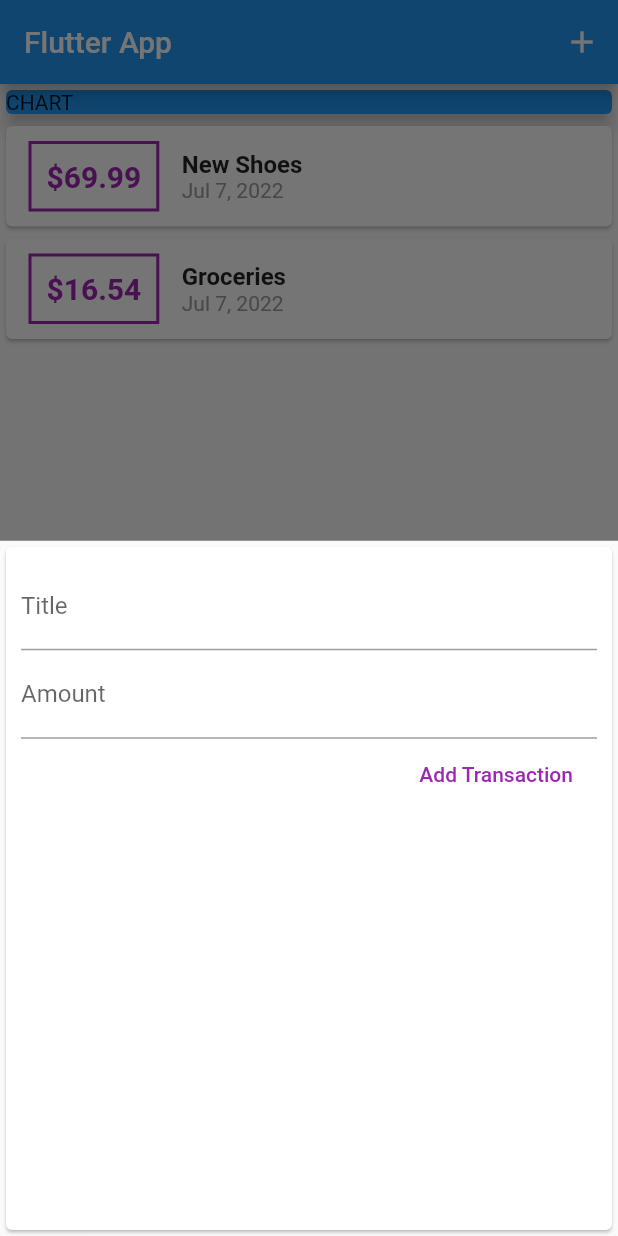
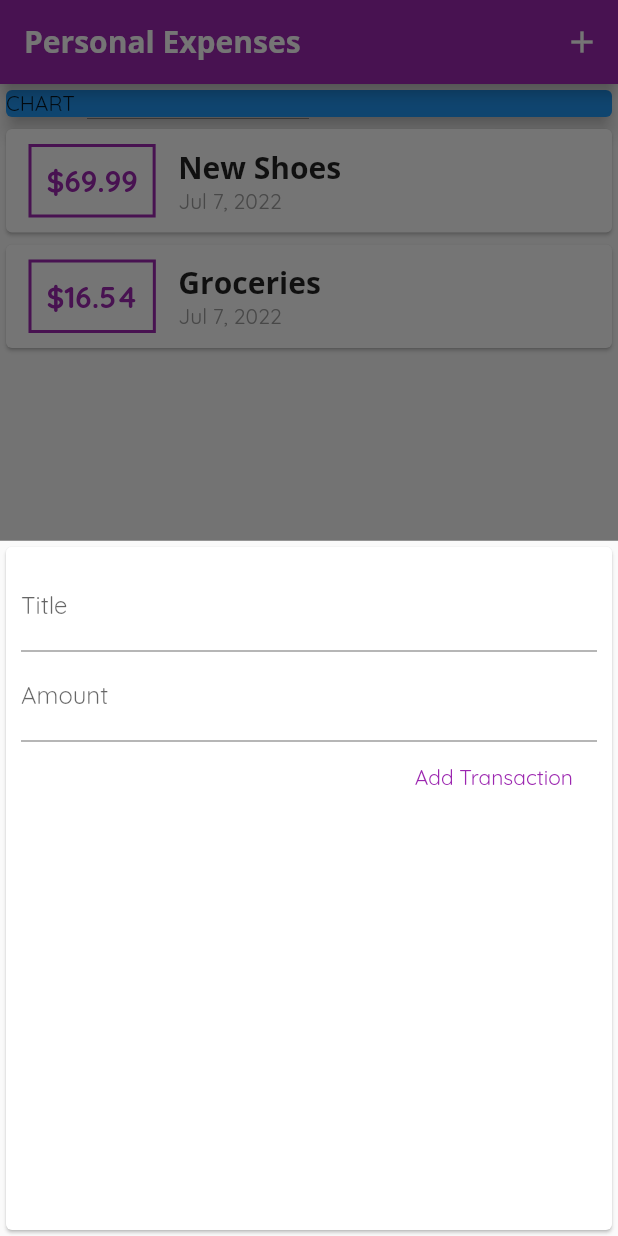
Before and after one commit to ReshmiCode/Learning-Flutter, a Flutter app: the screen it shows after launch, after a tap on the "add" icon, on a phone screen of 412 x 824 dp. Run offline on Flutter 3.47's test engine with Material 2 defaults, Android fonts, the phone set to English and light mode, and no system bars.

Commit message:
add custom fonts and theming

```diff
--- a/expense_app/lib/main.dart
+++ b/expense_app/lib/main.dart
@@ -12,9 +12,24 @@ class MyApp extends StatelessWidget {
   @override
   Widget build(BuildContext context) {
     return MaterialApp(
-      title: 'Flutter App',
-      home: MyHomePage(),
-    );
+        title: 'Personal Expenses',
+        home: MyHomePage(),
+        theme: ThemeData(
+            primarySwatch: Colors.purple,
+            fontFamily: 'Quicksand',
+            textTheme: const TextTheme(
+              headline6: TextStyle(
+                fontFamily: 'OpenSans',
+                fontSize: 18,
+                fontWeight: FontWeight.bold,
+              ),
+            ),
+            accentColor: Colors.amber,
+            appBarTheme: AppBarTheme(
+                titleTextStyle: TextStyle(
+                    fontFamily: 'OpenSans',
+                    fontSize: 20,
+                    fontWeight: FontWeight.bold))));
   }
 }
 
@@ -50,7 +65,7 @@ class _MyHomePageState extends State<MyHomePage> {
   Widget build(BuildContext context) {
     return Scaffold(
       appBar: AppBar(
-        title: Text('Flutter App'),
+        title: Text('Personal Expenses'),
         actions: [
           IconButton(
               onPressed: () => _startAddNewTransaction(context),
--- a/expense_app/lib/widgets/new_transaction.dart
+++ b/expense_app/lib/widgets/new_transaction.dart
@@ -1,11 +1,18 @@
 import 'package:flutter/material.dart';
 
-class NewTransaction extends StatelessWidget {
+class NewTransaction extends StatefulWidget {
   final Function addTransaction;
-  final titleController = TextEditingController();
-  final amountController = TextEditingController();
 
   NewTransaction(this.addTransaction);
+
+  @override
+  State<NewTransaction> createState() => _NewTransactionState();
+}
+
+class _NewTransactionState extends State<NewTransaction> {
+  final titleController = TextEditingController();
+
+  final amountController = TextEditingController();
 
   void submitData() {
     final String enteredTitle = titleController.text;
@@ -13,7 +20,8 @@ class NewTransaction extends StatelessWidget {
     if (enteredTitle.isEmpty || enteredAmount <= 0) {
       return;
     }
-    addTransaction(enteredTitle, enteredAmount);
+    widget.addTransaction(enteredTitle, enteredAmount);
+    Navigator.of(context).pop();
   }
 
   @override
--- a/expense_app/lib/widgets/transaction_list.dart
+++ b/expense_app/lib/widgets/transaction_list.dart
@@ -20,7 +20,7 @@ class TransactionList extends StatelessWidget {
                 margin: EdgeInsets.symmetric(vertical: 10, horizontal: 15),
                 decoration: BoxDecoration(
                     border: Border.all(
-                  color: Colors.purple,
+                  color: Theme.of(context).primaryColor,
                   width: 2,
                 )),
                 padding: EdgeInsets.all(10),
@@ -28,14 +28,13 @@ class TransactionList extends StatelessWidget {
                     "\$${transactions[index].amount.toStringAsFixed(2)}",
                     style: TextStyle(
                         fontWeight: FontWeight.bold,
-                        color: Colors.purple,
+                        color: Theme.of(context).primaryColor,
                         fontSize: 20))),
             Column(
               crossAxisAlignment: CrossAxisAlignment.start,
               children: [
                 Text(transactions[index].title,
-                    style:
-                        TextStyle(fontWeight: FontWeight.bold, fontSize: 16)),
+                    style: Theme.of(context).appBarTheme.titleTextStyle),
                 Text(DateFormat.yMMMd().format(transactions[index].date),
                     style: TextStyle(color: Colors.grey))
               ],
--- a/questions_app/analysis_options.yaml
+++ /dev/null
@@ -1,29 +0,0 @@
-# This file configures the analyzer, which statically analyzes Dart code to
-# check for errors, warnings, and lints.
-#
-# The issues identified by the analyzer are surfaced in the UI of Dart-enabled
-# IDEs (https://dart.dev/tools#ides-and-editors). The analyzer can also be
-# invoked from the command line by running `flutter analyze`.
-
-# The following line activates a set of recommended lints for Flutter apps,
-# packages, and plugins designed to encourage good coding practices.
-include: package:flutter_lints/flutter.yaml
-
-linter:
-  # The lint rules applied to this project can be customized in the
-  # section below to disable rules from the `package:flutter_lints/flutter.yaml`
-  # included above or to enable additional rules. A list of all available lints
-  # and their documentation is published at
-  # https://dart-lang.github.io/linter/lints/index.html.
-  #
-  # Instead of disabling a lint rule for the entire project in the
-  # section below, it can also be suppressed for a single line of code
-  # or a specific dart file by using the `// ignore: name_of_lint` and
-  # `// ignore_for_file: name_of_lint` syntax on the line or in the file
-  # producing the lint.
-  rules:
-    # avoid_print: false  # Uncomment to disable the `avoid_print` rule
-    # prefer_single_quotes: true  # Uncomment to enable the `prefer_single_quotes` rule
-
-# Additional information about this file can be found at
-# https://dart.dev/guides/language/analysis-options
```
Also changed, not shown: expense_app/pubspec.yaml (+11 -11 lines), expense_app/assets/fonts/OpenSans-Bold.ttf (added), expense_app/assets/fonts/OpenSans-Regular.ttf (added), expense_app/assets/fonts/Quicksand-Bold.ttf (added), expense_app/assets/fonts/Quicksand-Light.ttf (added), expense_app/assets/fonts/Quicksand-Medium.ttf (added), expense_app/assets/fonts/Quicksand-Regular.ttf (added).
